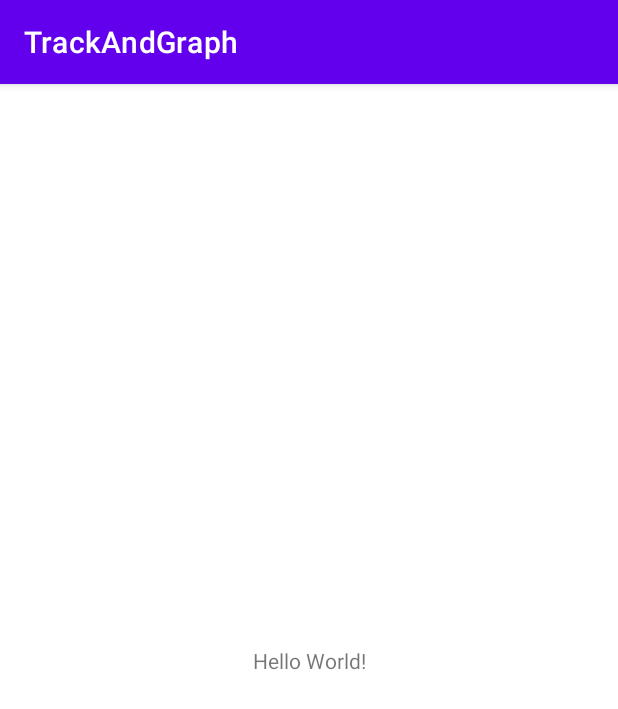
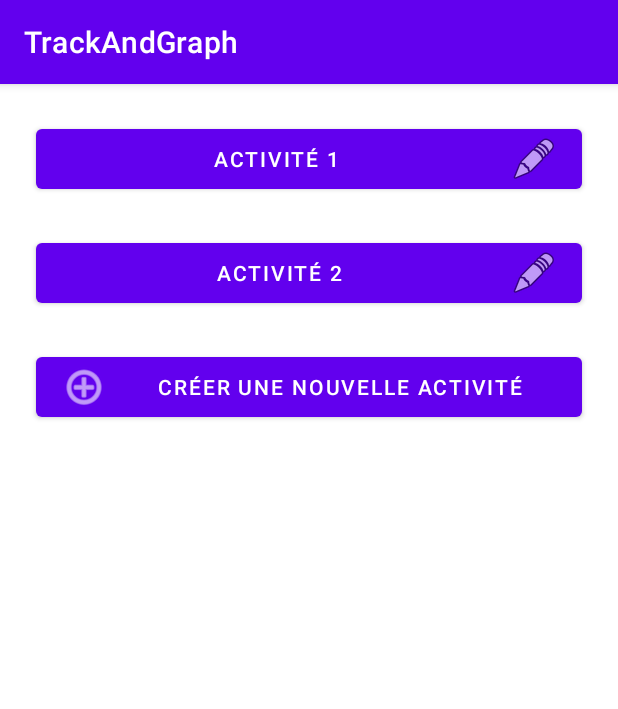
Before and after one commit to ECN-info-MEDEV/ux-android-projetdevmo_leroy_pautrat, an Android app: the screen it shows after launch (MainActivity), on a phone screen of 412 x 824 dp. Shown: the top 709 px of the screen. Run offline under Robolectric (Android 15) with nearby library versions, the phone set to English and light mode, and no system bars.

Commit message:
ajout des quelques fonctionnalités que nous avons été capables d'implémenter sur les deux activités que nous avons choisi pour notre projet

```diff
--- a/app/src/main/AndroidManifest.xml
+++ b/app/src/main/AndroidManifest.xml
@@ -10,6 +10,9 @@
         android:supportsRtl="true"
         android:theme="@style/Theme.TrackAndGraph">
         <activity
+            android:name=".CreateActivity"
+            android:exported="false" />
+        <activity
             android:name=".MainActivity"
             android:exported="true">
             <intent-filter>
--- a/app/src/main/java/com/example/trackandgraph/MainActivity.java
+++ b/app/src/main/java/com/example/trackandgraph/MainActivity.java
@@ -1,14 +1,107 @@
 package com.example.trackandgraph;
 
 import androidx.appcompat.app.AppCompatActivity;
+import androidx.constraintlayout.widget.ConstraintLayout;
+import androidx.constraintlayout.widget.ConstraintSet;
 
+import android.content.Intent;
 import android.os.Bundle;
+import android.view.View;
+import android.view.ViewGroup;
+import android.widget.Button;
 
 public class MainActivity extends AppCompatActivity {
+
+    // Compte le nombre de boutons dans l'activité
+    private int nb_btn;
+
+
 
     @Override
     protected void onCreate(Bundle savedInstanceState) {
         super.onCreate(savedInstanceState);
         setContentView(R.layout.activity_main);
+
+        nb_btn = 2;
+
+        //createNewBtnAct("oui oui oui");
+    }
+
+    /**
+     * Cette méthode sert à créer le bouton d'une nouvelle activité une fois qu'on a validé le form
+     * Dans activity_create
+     * Le but ici est de générer un nouveau bouton activité avec le nom demandé en dessous du bouton
+     * dernier bouton activité et de décaler le bouton de création en dessous de ce nouveau
+     * Cependant, la création au run time d'un nouveau bouton et la gestion de l'affichage des différents
+     * boutons que nous souhaitons déplacer ne semble pas être faisable de manière raisonnable dans
+     * Android Studio.
+     * N'ayant que peu de temps pour prendre en main l'outil et ses particularités, nous n'avons pas
+     * trouvé de solutions pour remplir les besoins que nous avions
+     * De plus, nous étions partis sur des fonctionnalités comme celle-ci car nous nous sommes inspirés
+     * de ce que nous sommes capables de faire sur Unity qui permet un développement d'application
+     * cross-plateformes et des travaux sur les vues au run time plus facile ainsi qu'un débuggage de
+     * ce qui se passe sur les vues au run time natif. Nous perdons cependant par rapport à Android Studio,
+     * les fonctions natives présentes sur Android (la flèche de retour en haut à gauche par exemple)
+     * ainsi que les contraintes qui sont plus compliqués à mettre sur unity.
+     * @param activity_name Le nom de l'activité à créer
+     */
+    private void createNewBtnAct(String activity_name) {
+
+        // On récupère le layout de l'activité
+        ConstraintLayout layout = (ConstraintLayout)findViewById(R.id.constaintLayout);
+
+        // On récupère le bouton d'ajout d'activité et celui de la première activité
+        Button addBtn = (Button)findViewById(R.id.btnAddAct);
+        Button btn1 = (Button)findViewById(R.id.btnAct1);
+
+        // On créé le nouveau bouton
+        Button btn = new Button(this);
+        btn.setId(nb_btn+1);
+        btn.setText(activity_name);
+
+        btn.setTextSize(20);
+        // On récupère les paramètres de layout du bouton d'ajout
+        ViewGroup.LayoutParams params = addBtn.getLayoutParams();
+        ConstraintLayout.LayoutParams constrParams = new ConstraintLayout.LayoutParams(params);
+        ConstraintSet set = new ConstraintSet();
+        set.clone(layout);
+        set.connect(btn.getId(), ConstraintSet.TOP ,addBtn.getId(), ConstraintSet.BOTTOM, 16);
+        set.applyToLayoutParams(btn.getId(), constrParams);
+
+        btn.setLayoutParams(constrParams);
+
+        layout.addView(btn);
+
+        System.out.println("On a appelé la fonction avec le nom " + activity_name);
+
+    }
+
+    @Override
+    protected void onStart() {
+        super.onStart();
+
+        Intent intent = getIntent();
+
+        boolean createNewBtn = intent.getBooleanExtra(CreateActivity.EXTRA_CREATENEW, false);
+        String newBtnName = intent.getStringExtra(CreateActivity.EXTRA_NAME);
+
+        if(createNewBtn){
+            createNewBtnAct(newBtnName);
+
+            // On remet à jour les valeurs de ces deux variables
+            // Pour éviter de créer des boutons à tous les chargements de l'activité
+            //createNewBtn = false;
+            nb_btn++;
+        }
+
+    }
+
+    /**
+     * Cette méthode permet de retourner dans l'activité initiale (écran d'accueil)
+     * Quand on clique sur le bouton créer nouvelle activité
+     * @param createBtn le bouton créer
+     */
+    public void switchToCreateActivity(View createBtn){
+        startActivity( new Intent(MainActivity.this, CreateActivity.class));
     }
 }
--- a/app/src/main/res/layout/activity_main.xml
+++ b/app/src/main/res/layout/activity_main.xml
@@ -2,17 +2,49 @@
 <androidx.constraintlayout.widget.ConstraintLayout xmlns:android="http://schemas.android.com/apk/res/android"
     xmlns:app="http://schemas.android.com/apk/res-auto"
     xmlns:tools="http://schemas.android.com/tools"
+    android:id="@+id/constaintLayout"
     android:layout_width="match_parent"
     android:layout_height="match_parent"
     tools:context=".MainActivity">
 
-    <TextView
-        android:layout_width="wrap_content"
+    <Button
+        android:id="@+id/btnAct1"
+        android:layout_width="0dp"
         android:layout_height="wrap_content"
-        android:text="Hello World!"
-        app:layout_constraintBottom_toBottomOf="parent"
-        app:layout_constraintLeft_toLeftOf="parent"
-        app:layout_constraintRight_toRightOf="parent"
+        android:layout_marginStart="24dp"
+        android:layout_marginTop="24dp"
+        android:layout_marginEnd="24dp"
+        android:drawableEnd="@android:drawable/ic_menu_edit"
+        android:text="Activité 1 "
+        app:layout_constraintEnd_toEndOf="parent"
+        app:layout_constraintStart_toStartOf="parent"
         app:layout_constraintTop_toTopOf="parent" />
 
+    <Button
+        android:id="@+id/btnAct2"
+        android:layout_width="0dp"
+        android:layout_height="wrap_content"
+        android:layout_marginStart="24dp"
+        android:layout_marginTop="24dp"
+        android:layout_marginEnd="24dp"
+        android:drawableEnd="@android:drawable/ic_menu_edit"
+        android:text="Activité 2"
+        app:layout_constraintEnd_toEndOf="parent"
+        app:layout_constraintHorizontal_bias="1.0"
+        app:layout_constraintStart_toStartOf="parent"
+        app:layout_constraintTop_toBottomOf="@+id/btnAct1" />
+
+    <Button
+        android:id="@+id/btnAddAct"
+        android:layout_width="0dp"
+        android:layout_height="wrap_content"
+        android:layout_marginStart="24dp"
+        android:layout_marginTop="24dp"
+        android:layout_marginEnd="24dp"
+        android:text="Créer une nouvelle activité"
+        android:onClick="switchToCreateActivity"
+        app:icon="@android:drawable/ic_menu_add"
+        app:layout_constraintEnd_toEndOf="parent"
+        app:layout_constraintStart_toStartOf="parent"
+        app:layout_constraintTop_toBottomOf="@+id/btnAct2" />
 </androidx.constraintlayout.widget.ConstraintLayout>
--- a/app/src/main/res/values/strings.xml
+++ b/app/src/main/res/values/strings.xml
@@ -1,3 +1,9 @@
 <resources>
     <string name="app_name">TrackAndGraph</string>
+    <string-array name="spinner_array">
+        <item>Flottant</item>
+        <item>Entier</item>
+        <item>Date</item>
+        <item>Booléen</item>
+    </string-array>
 </resources>
```
Also changed, not shown: app/src/main/java/com/example/trackandgraph/CreateActivity.java (added, +67 -0 lines), app/src/main/res/layout/activity_create.xml (added, +109 -0 lines).
